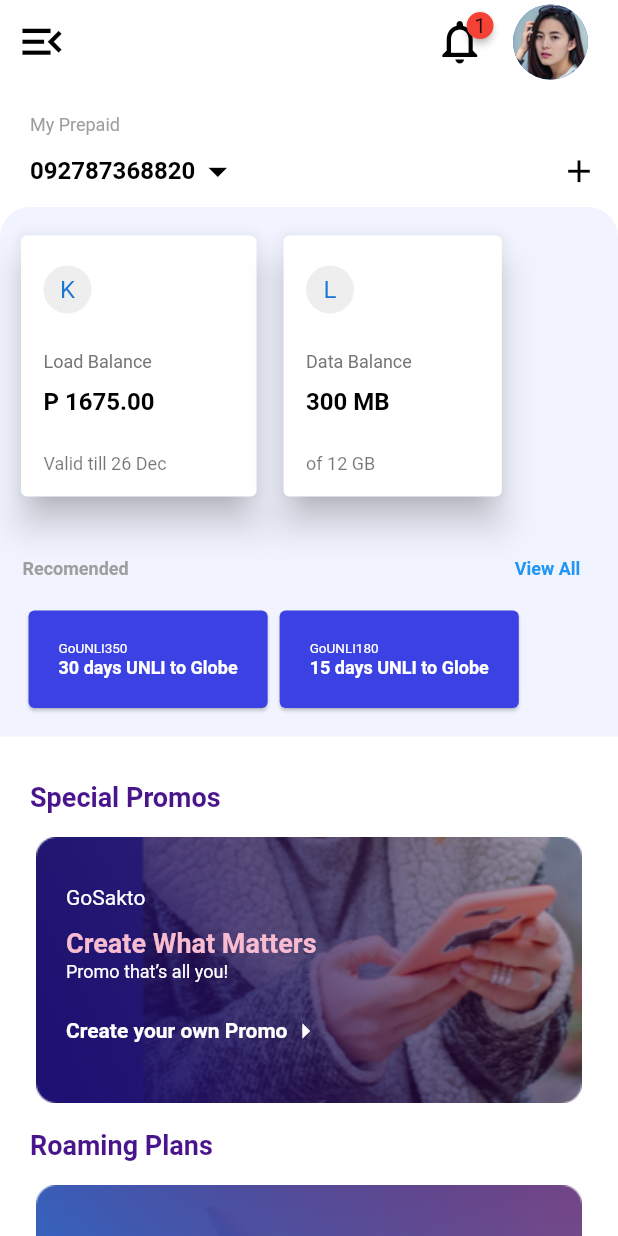
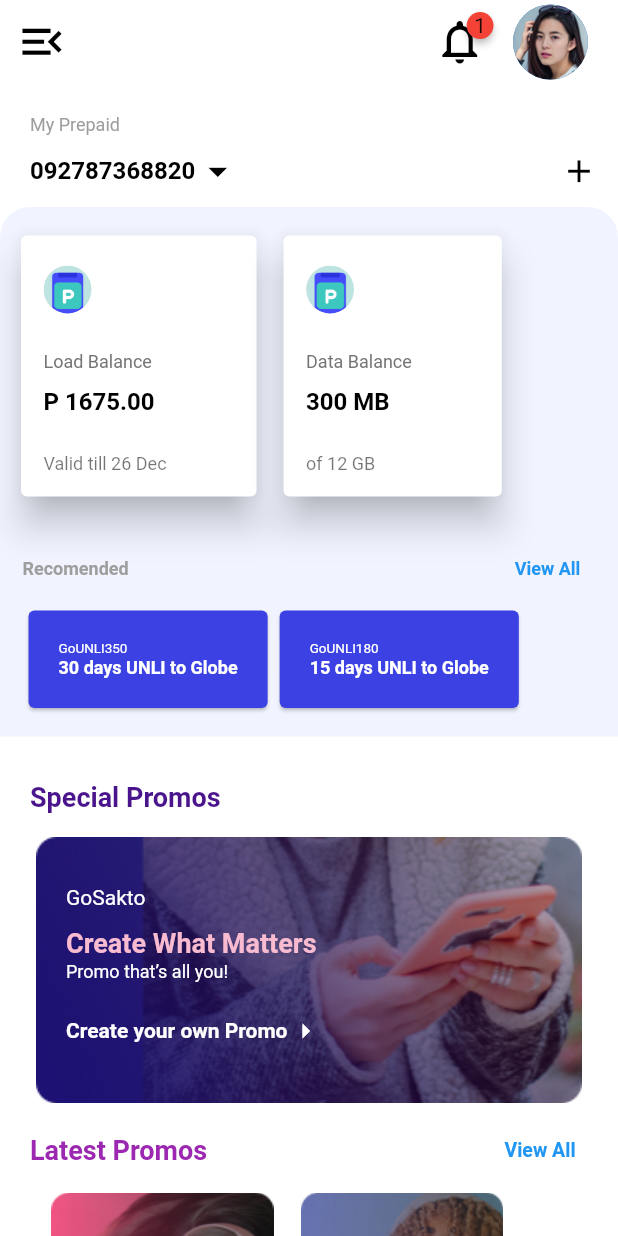
Before and after one commit to Basava44/flutter_app, a Flutter app: the screen it shows after launch, after a tap on the "notifications none" icon, on a phone screen of 412 x 824 dp. Run offline on Flutter 3.47's test engine with Material 2 defaults, Android fonts, the phone set to English and light mode, and no system bars; drawn by our look-alikes of badges.

Commit message:
Half Page

```diff
--- a/lib/main.dart
+++ b/lib/main.dart
@@ -68,10 +68,10 @@ class _MyAppState extends State<MyApp> {
               UserData(),
               Balance(),
               SpecialPromos(),
+              LatestPromos(),
               RoamingPlans(),
               GlobalRewards(),
               Button(),
-              LatestPromos(),
             ],
           ),
         ),
--- a/lib/widgets/Balance.dart
+++ b/lib/widgets/Balance.dart
@@ -7,8 +7,8 @@ import 'Balance/BalanceData.dart';
 class Balance extends StatelessWidget {
 
   List<BalanceData> data = [
-    BalanceData(title: 'Load Balance', balance: 'P 1675.00', icon: 'K', validity: 'Valid till 26 Dec'),
-    BalanceData(title: 'Data Balance', balance: '300 MB', icon: 'L', validity: 'of 12 GB'),
+    BalanceData(title: 'Load Balance', balance: 'P 1675.00', icon: 'assets/images/card1.png', validity: 'Valid till 26 Dec'),
+    BalanceData(title: 'Data Balance', balance: '300 MB', icon: 'assets/images/card1.png', validity: 'of 12 GB'),
     //BalanceData(title: 'epsom', balance: '230', icon: 'E', validity: '34'),
   ];
 
--- a/lib/widgets/Balance/BalanceCard.dart
+++ b/lib/widgets/Balance/BalanceCard.dart
@@ -19,7 +19,7 @@ class BalanceCard extends StatelessWidget {
               crossAxisAlignment: CrossAxisAlignment.start,
               children: <Widget>[
                 CircleAvatar(
-                  child: Text(data.icon),
+                  backgroundImage: AssetImage(data.icon),
                   radius: 16,
                   backgroundColor: Colors.grey[200],
                 ),
--- a/lib/widgets/GlobalRewards.dart
+++ b/lib/widgets/GlobalRewards.dart
@@ -25,8 +25,11 @@ class GlobalRewards extends StatelessWidget {
                   borderRadius: BorderRadius.all(Radius.circular(10)),
                 ),
                 padding: EdgeInsets.all(20),
-                child: Column(
-                  crossAxisAlignment: CrossAxisAlignment.stretch,
+                child: Row(
+                  mainAxisAlignment: MainAxisAlignment.spaceBetween,
+                  children: [
+                    Column(
+                      crossAxisAlignment: CrossAxisAlignment.start,
                       children: <Widget>[
                         Text(
                           'YOUR REWARD POINTS',
@@ -50,6 +53,9 @@ class GlobalRewards extends StatelessWidget {
                         ),
                       ],
                     ),
+                    Image.asset('assets/images/box.png'),
+                  ],
+                ),
                 ),
               ),
         ],),
--- a/lib/widgets/LatestPromos.dart
+++ b/lib/widgets/LatestPromos.dart
@@ -14,7 +14,7 @@ class LatestPromos extends StatelessWidget {
   @override
   Widget build(BuildContext context) {
     return Container(
-      padding: EdgeInsets.fromLTRB(20, 0, 20, 10),
+      padding: EdgeInsets.fromLTRB(20, 0, 20, 0),
       child: Column(
         children: [
           Row(
--- a/lib/widgets/RoamingPalns.dart
+++ b/lib/widgets/RoamingPalns.dart
@@ -4,7 +4,7 @@ class RoamingPlans extends StatelessWidget {
   @override
   Widget build(BuildContext context) {
     return Container(
-      padding: EdgeInsets.fromLTRB(20, 10, 20, 20),
+      padding: EdgeInsets.fromLTRB(20, 0, 20, 20),
       child: Column(
         crossAxisAlignment: CrossAxisAlignment.stretch,
         children: <Widget>[
```
Also changed, not shown: assets/images/box.png (added), assets/images/card1.png (added), assets/images/card2.png (added), assets/images/card2.svg (added). Lines whose indentation alone changed are shown as unchanged.
